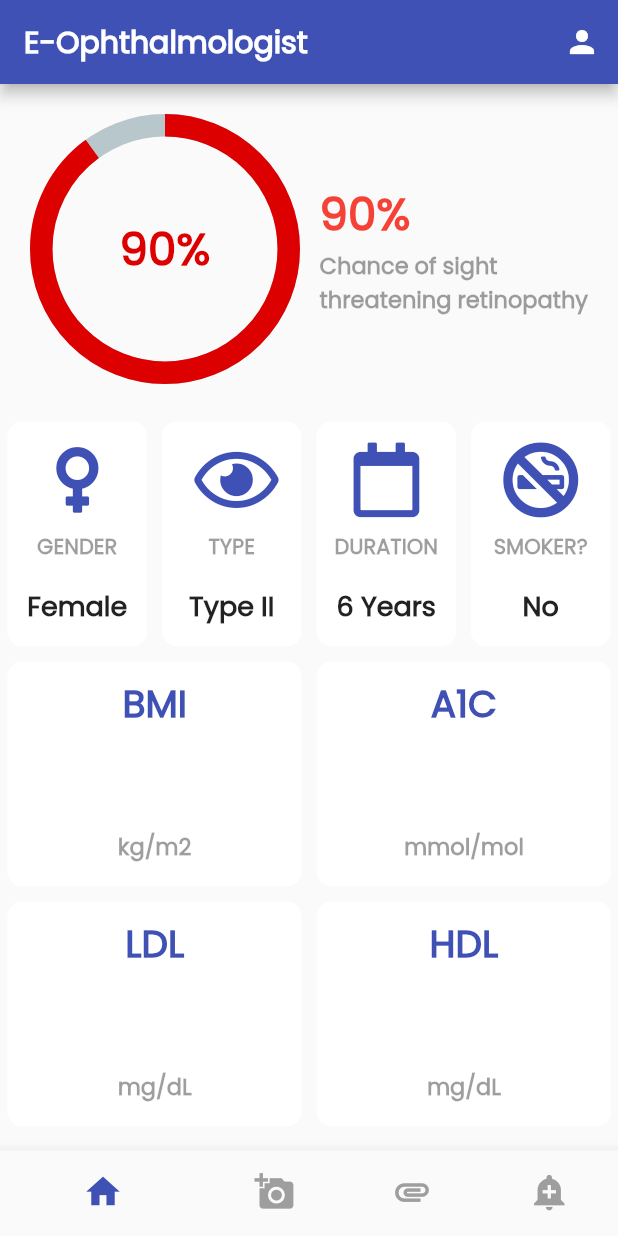
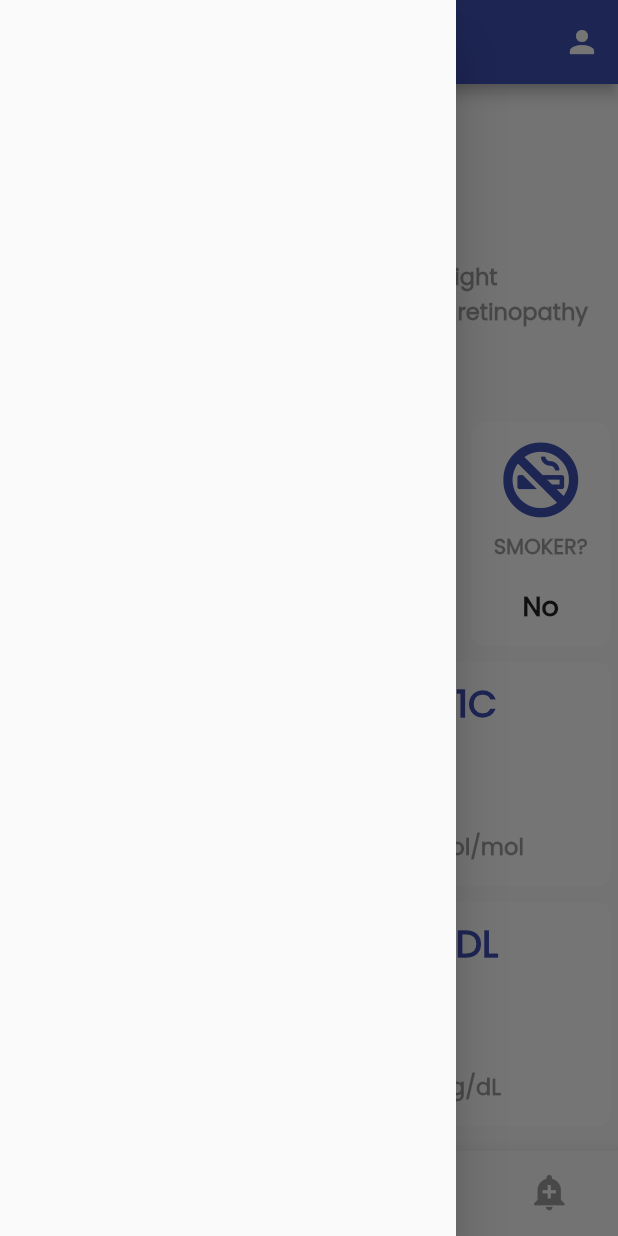
Before and after one commit to Ammar-Raneez/E-Ophthalmologist_UI, a Flutter app: the CurrentScreen screen opened by its route, with the side drawer open (before the commit the screen has no drawer), on a phone screen of 412 x 824 dp. Run offline on Flutter 3.47's test engine with Material 2 defaults, Android fonts, the phone set to English and light mode, and no system bars; drawn by our look-alikes of percent_indicator; our stand-ins replace cached_network_image, cloud_firestore, dio, firebase_auth, firebase_core, firebase_storage and 3 more; missing offline and left inert: add_2_calendar; accounts and stored records are empty.

Commit message:
starting on hamburger menu

```diff
--- /dev/null
+++ b/lib/components/drawable_sidebar.dart
@@ -0,0 +1,16 @@
+import 'package:flutter/cupertino.dart';
+import 'package:flutter/material.dart';
+
+class DrawableSidebar extends StatefulWidget {
+  @override
+  _DrawableSidebarState createState() => _DrawableSidebarState();
+}
+
+class _DrawableSidebarState extends State<DrawableSidebar> {
+  @override
+  Widget build(BuildContext context) {
+    return Drawer(
+
+    );
+  }
+}
--- a/lib/screens/current_screen.dart
+++ b/lib/screens/current_screen.dart
@@ -1,5 +1,6 @@
 import 'package:firebase_auth/firebase_auth.dart';
 import 'package:flutter/material.dart';
+import 'package:ui/components/drawable_sidebar.dart';
 import 'package:ui/constants.dart';
 import 'package:ui/screens/diagnosis_screen.dart';
 import 'package:ui/screens/edit_profile_screen.dart';
@@ -58,6 +59,7 @@ class _CurrentScreenState extends State<CurrentScreen> {
           return true;
         },
         child: Scaffold(
+          drawer: DrawableSidebar(),
           appBar: AppBar(
             automaticallyImplyLeading: false,
             title: Text(
--- a/lib/screens/home_screen.dart
+++ b/lib/screens/home_screen.dart
@@ -165,7 +165,7 @@ class _HomeScreenState extends State<HomeScreen> {
                               Text(
                                 "90%",
                                 style: kTextStyle.copyWith(
-                                    fontSize: 30, color: Colors.red),
+                                    fontSize: 40, color: Color(0xffdd0000)),
                               ),
                               Text(
                                 "Chance of sight\nthreatening retinopathy",
```
